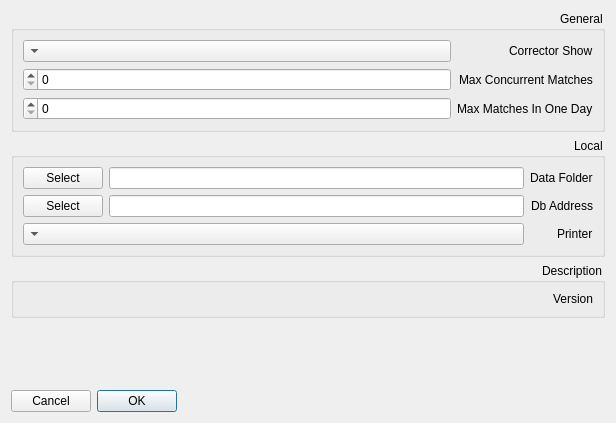
Above: Client/reghaabat/optionsform.ui from nournia/ketabkhaane before the change. Below: the same form after it.
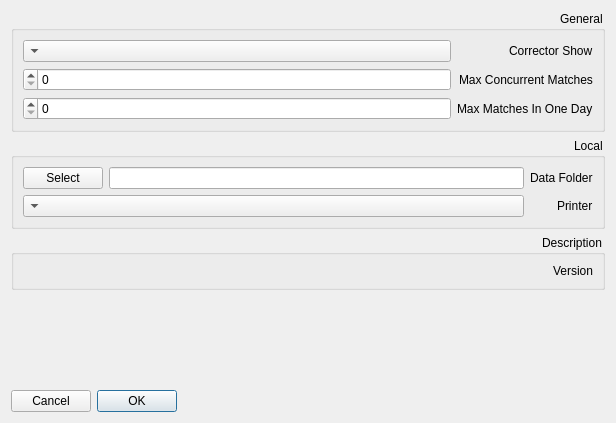
That is the form after the change. Icons and pictures are not drawn.

Commit message: remove library address setting

```diff
--- a/Client/reghaabat/optionsform.ui
+++ b/Client/reghaabat/optionsform.ui
@@ -70,6 +70,9 @@
       <string>Local</string>
      </property>
      <layout class="QFormLayout" name="formLayout_2">
+      <property name="fieldGrowthPolicy">
+       <enum>QFormLayout::AllNonFixedFieldsGrow</enum>
+      </property>
       <property name="labelAlignment">
        <set>Qt::AlignLeading|Qt::AlignLeft|Qt::AlignVCenter</set>
       </property>
@@ -99,38 +102,13 @@
        </layout>
       </item>
       <item row="1" column="0">
-       <widget class="QLabel" name="label">
-        <property name="text">
-         <string>Db Address</string>
-        </property>
-       </widget>
-      </item>
-      <item row="1" column="1">
-       <layout class="QHBoxLayout" name="horizontalLayout_2">
-        <item>
-         <widget class="QLineEdit" name="eLibraryAddress"/>
-        </item>
-        <item>
-         <widget class="QPushButton" name="bSelectLibraryDb">
-          <property name="text">
-           <string>Select</string>
-          </property>
-          <property name="icon">
-           <iconset resource="reghaabat.qrc">
-            <normaloff>:/images/search.png</normaloff>:/images/search.png</iconset>
-          </property>
-         </widget>
-        </item>
-       </layout>
-      </item>
-      <item row="2" column="0">
        <widget class="QLabel" name="label_2">
         <property name="text">
          <string>Printer</string>
         </property>
        </widget>
       </item>
-      <item row="2" column="1">
+      <item row="1" column="1">
        <widget class="QComboBox" name="cPrinters"/>
       </item>
      </layout>
```
Left out of the diff: 2 changed lines with no effect on the pictures. The commit also changes 2 other files.
